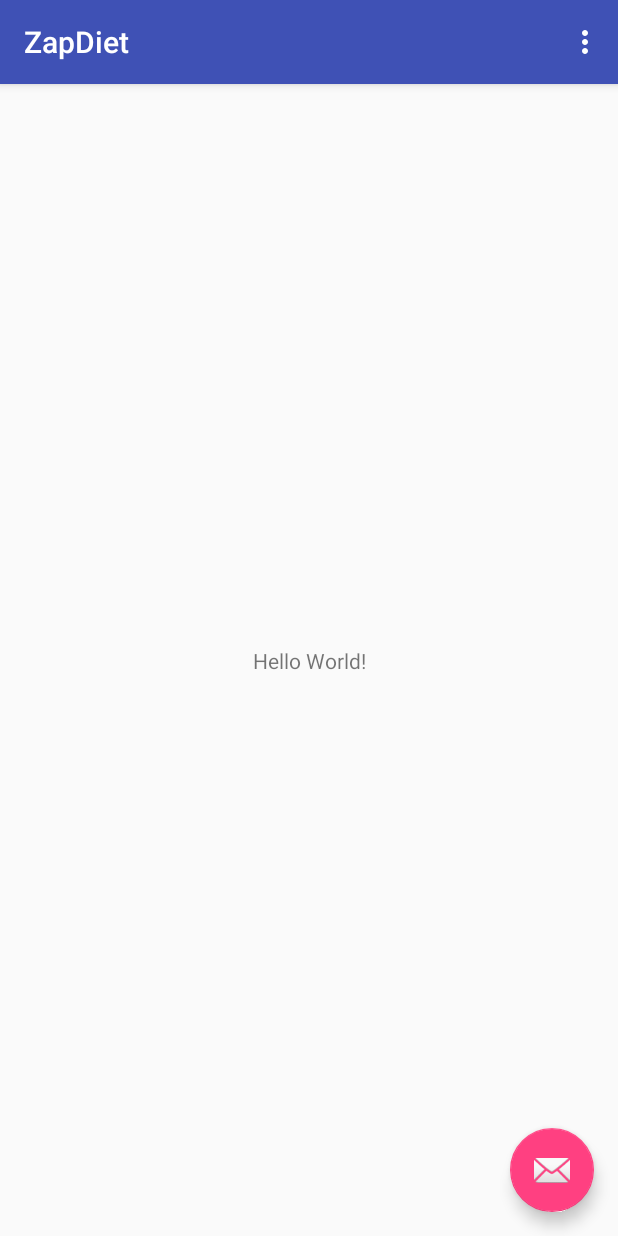
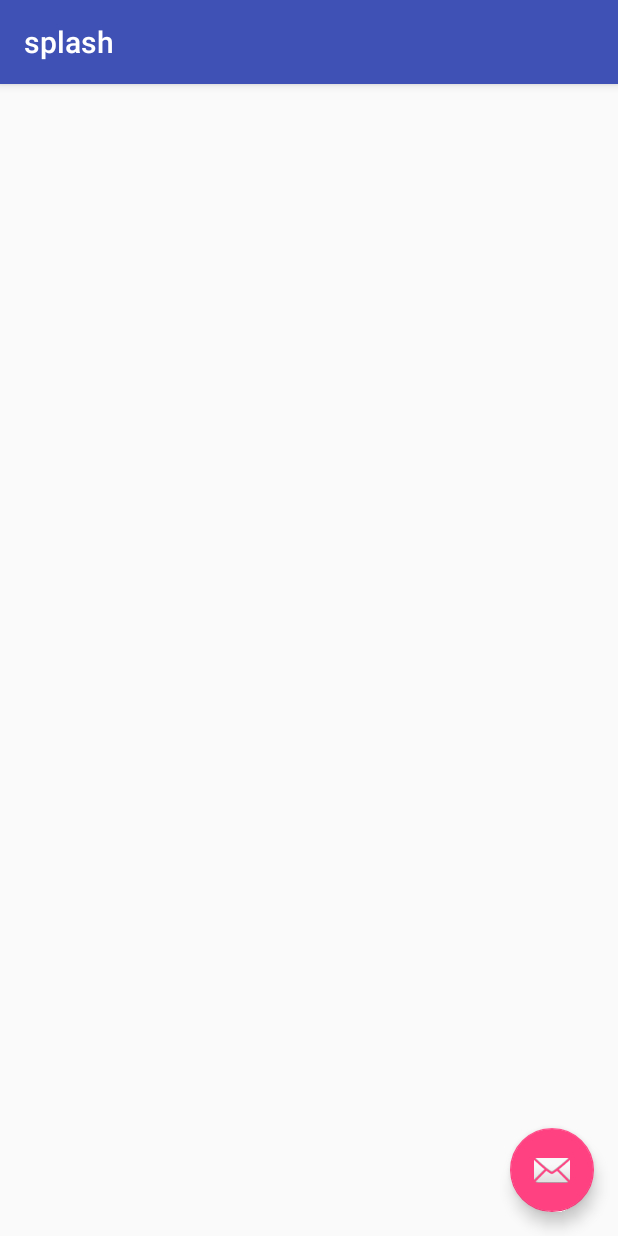
Before and after one commit to rohit725/ZapDiet_main, an Android app: the screen it shows after launch (MainActivity before the commit, splash after it), on a phone screen of 412 x 824 dp. Run offline under Robolectric (Android 15) with nearby library versions, the phone set to English and light mode, and no system bars.

Commit message:
Adding activities

```diff
--- a/ZapDiet/app/build.gradle
+++ b/ZapDiet/app/build.gradle
@@ -27,5 +27,11 @@ dependencies {
     compile 'com.android.support:appcompat-v7:25.1.0'
     compile 'com.android.support.constraint:constraint-layout:1.0.0-beta4'
     compile 'com.android.support:design:25.1.0'
+    compile 'com.google.firebase:firebase-auth:10.0.1'
     testCompile 'junit:junit:4.12'
 }
+
+
+
+
+apply plugin: 'com.google.gms.google-services'
--- /dev/null
+++ b/ZapDiet/app/src/main/java/trainedge/zapdiet/splash.java
@@ -0,0 +1,29 @@
+package trainedge.zapdiet;
+
+import android.os.Bundle;
+import android.support.design.widget.FloatingActionButton;
+import android.support.design.widget.Snackbar;
+import android.support.v7.app.AppCompatActivity;
+import android.support.v7.widget.Toolbar;
+import android.view.View;
+
+public class splash extends AppCompatActivity {
+
+    @Override
+    protected void onCreate(Bundle savedInstanceState) {
+        super.onCreate(savedInstanceState);
+        setContentView(R.layout.activity_splash);
+        Toolbar toolbar = (Toolbar) findViewById(R.id.toolbar);
+        setSupportActionBar(toolbar);
+
+        FloatingActionButton fab = (FloatingActionButton) findViewById(R.id.fab);
+        fab.setOnClickListener(new View.OnClickListener() {
+            @Override
+            public void onClick(View view) {
+                Snackbar.make(view, "Replace with your own action", Snackbar.LENGTH_LONG)
+                        .setAction("Action", null).show();
+            }
+        });
+    }
+
+}
--- /dev/null
+++ b/ZapDiet/app/src/main/res/layout/activity_splash.xml
@@ -0,0 +1,33 @@
+<?xml version="1.0" encoding="utf-8"?>
+<android.support.design.widget.CoordinatorLayout xmlns:android="http://schemas.android.com/apk/res/android"
+    xmlns:app="http://schemas.android.com/apk/res-auto"
+    xmlns:tools="http://schemas.android.com/tools"
+    android:layout_width="match_parent"
+    android:layout_height="match_parent"
+    tools:context="trainedge.zapdiet.splash">
+
+    <android.support.design.widget.AppBarLayout
+        android:layout_width="match_parent"
+        android:layout_height="wrap_content"
+        android:theme="@style/AppTheme.AppBarOverlay">
+
+        <android.support.v7.widget.Toolbar
+            android:id="@+id/toolbar"
+            android:layout_width="match_parent"
+            android:layout_height="?attr/actionBarSize"
+            android:background="?attr/colorPrimary"
+            app:popupTheme="@style/AppTheme.PopupOverlay" />
+
+    </android.support.design.widget.AppBarLayout>
+
+    <include layout="@layout/content_splash" />
+
+    <android.support.design.widget.FloatingActionButton
+        android:id="@+id/fab"
+        android:layout_width="wrap_content"
+        android:layout_height="wrap_content"
+        android:layout_gravity="bottom|end"
+        android:layout_margin="@dimen/fab_margin"
+        app:srcCompat="@android:drawable/ic_dialog_email" />
+
+</android.support.design.widget.CoordinatorLayout>
--- /dev/null
+++ b/ZapDiet/app/src/main/res/layout/content_splash.xml
@@ -0,0 +1,11 @@
+<?xml version="1.0" encoding="utf-8"?>
+<android.support.constraint.ConstraintLayout xmlns:android="http://schemas.android.com/apk/res/android"
+    xmlns:app="http://schemas.android.com/apk/res-auto"
+    xmlns:tools="http://schemas.android.com/tools"
+    android:layout_width="match_parent"
+    android:layout_height="match_parent"
+    app:layout_behavior="@string/appbar_scrolling_view_behavior"
+    tools:context="trainedge.zapdiet.splash"
+    tools:showIn="@layout/activity_splash">
+
+</android.support.constraint.ConstraintLayout>
--- a/ZapDiet/app/src/main/res/values/strings.xml
+++ b/ZapDiet/app/src/main/res/values/strings.xml
@@ -1,4 +1,8 @@
 <resources>
     <string name="app_name">ZapDiet</string>
     <string name="action_settings">Settings</string>
+    <string name="title_activity_about">About</string>
+    <string name="title_activity_feedback">Feedback</string>
+    <string name="title_activity_splash">splash</string>
+    <string name="title_activity_setting">setting</string>
 </resources>
--- a/ZapDiet/build.gradle
+++ b/ZapDiet/build.gradle
@@ -9,6 +9,7 @@ buildscript {
 
         // NOTE: Do not place your application dependencies here; they belong
         // in the individual module build.gradle files
+        classpath 'com.google.gms:google-services:3.0.0'
     }
 }
 
```
Also changed, not shown: ZapDiet/app/src/main/AndroidManifest.xml (+20 -4 lines), ZapDiet/app/src/main/java/trainedge/zapdiet/About.java (added, +29 -0 lines), ZapDiet/app/src/main/java/trainedge/zapdiet/Feedback.java (added, +29 -0 lines), ZapDiet/app/src/main/java/trainedge/zapdiet/setting.java (added, +29 -0 lines), ZapDiet/app/src/main/res/layout/activity_about.xml (added, +33 -0 lines), ZapDiet/app/src/main/res/layout/activity_feedback.xml (added, +33 -0 lines), ZapDiet/app/src/main/res/layout/activity_setting.xml (added, +33 -0 lines), ZapDiet/app/src/main/res/layout/content_about.xml (added, +11 -0 lines), ZapDiet/app/src/main/res/layout/content_feedback.xml (added, +11 -0 lines), ZapDiet/app/src/main/res/layout/content_setting.xml (added, +11 -0 lines), 1 other file.
